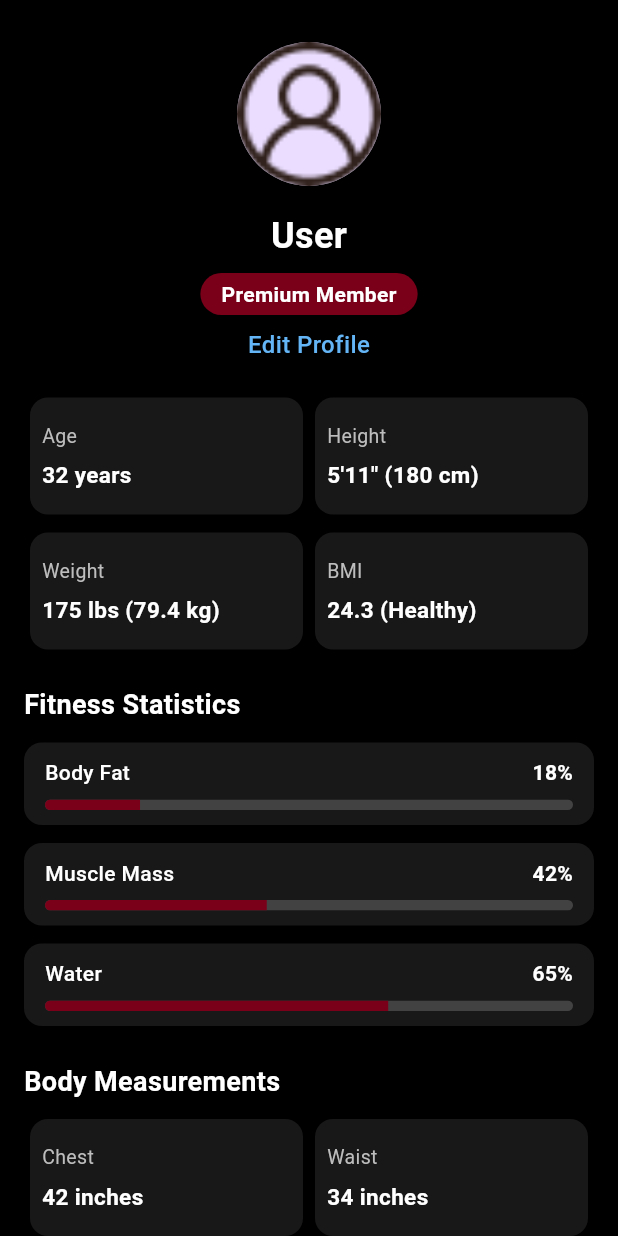
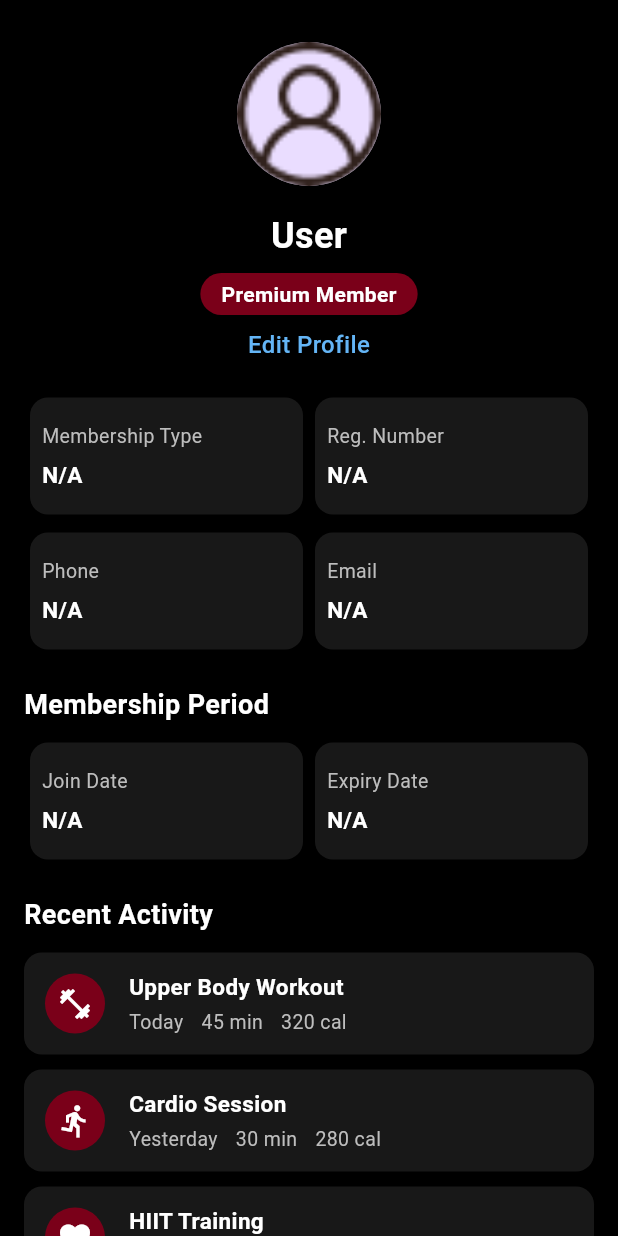
Before and after one commit to rishithamenush/xzo, a Flutter app: the ProfileScreen screen opened directly, on a phone screen of 412 x 824 dp. Run offline on Flutter 3.47's test engine with Material 3 defaults, Android fonts, the phone set to English and light mode, and no system bars; our stand-ins replace auto_size_text, cloud_firestore, file_picker, firebase_auth, firebase_core, firebase_storage and 6 more; missing offline and left inert: crypt, flutter_pdfview, geocode; accounts and stored records are empty.

Commit message:
update all correctly

```diff
--- a/lib/view/screens/profile_screens/profile.dart
+++ b/lib/view/screens/profile_screens/profile.dart
@@ -1,6 +1,7 @@
 import 'package:flutter/material.dart';
 import 'package:turathi/core/data_layer.dart';
 import 'package:turathi/view/view_layer.dart';
+import 'package:intl/intl.dart';
 
 
 //page that provide actions on his profile and actions in the app
@@ -53,7 +54,13 @@ class _ProfileScreen extends State<ProfileScreen> {
               ),
               SizedBox(height: 8),
               GestureDetector(
-                onTap: () {},
+                onTap: () async {
+                  final result = await Navigator.push(
+                    context,
+                    MaterialPageRoute(builder: (_) => const ChangeInfo()),
+                  );
+                  if (result == true) setState(() {}); // Refresh after edit
+                },
                 child: Text(
                   'Edit Profile',
                   style: TextStyle(color: Colors.blue[300], fontSize: 16, fontWeight: FontWeight.w500),
@@ -64,50 +71,30 @@ class _ProfileScreen extends State<ProfileScreen> {
               Row(
                 mainAxisAlignment: MainAxisAlignment.spaceBetween,
                 children: [
-                  _infoCard('Age', '32 years'),
-                  _infoCard('Height', "5'11\" (180 cm)"),
+                  _infoCard('Membership Type', sharedUser.membershipType ?? 'N/A'),
+                  _infoCard('Reg. Number', sharedUser.registrationNumber ?? 'N/A'),
                 ],
               ),
               SizedBox(height: 12),
               Row(
                 mainAxisAlignment: MainAxisAlignment.spaceBetween,
                 children: [
-                  _infoCard('Weight', '175 lbs (79.4 kg)'),
-                  _infoCard('BMI', '24.3 (Healthy)'),
+                  _infoCard('Phone', sharedUser.phone ?? 'N/A'),
+                  _infoCard('Email', sharedUser.email ?? 'N/A'),
                 ],
               ),
               SizedBox(height: 24),
-              // Fitness Statistics
+              // Membership Period
               Align(
                 alignment: Alignment.centerLeft,
-                child: Text('Fitness Statistics', style: TextStyle(color: Colors.white, fontWeight: FontWeight.bold, fontSize: 18)),
-              ),
-              SizedBox(height: 12),
-              _statBar('Body Fat', 0.18, '18%'),
-              SizedBox(height: 12),
-              _statBar('Muscle Mass', 0.42, '42%'),
-              SizedBox(height: 12),
-              _statBar('Water', 0.65, '65%'),
-              SizedBox(height: 24),
-              // Body Measurements
-              Align(
-                alignment: Alignment.centerLeft,
-                child: Text('Body Measurements', style: TextStyle(color: Colors.white, fontWeight: FontWeight.bold, fontSize: 18)),
+                child: Text('Membership Period', style: TextStyle(color: Colors.white, fontWeight: FontWeight.bold, fontSize: 18)),
               ),
               SizedBox(height: 12),
               Row(
                 mainAxisAlignment: MainAxisAlignment.spaceBetween,
                 children: [
-                  _infoCard('Chest', '42 inches'),
-                  _infoCard('Waist', '34 inches'),
-                ],
-              ),
-              SizedBox(height: 12),
-              Row(
-                mainAxisAlignment: MainAxisAlignment.spaceBetween,
-                children: [
-                  _infoCard('Arms', '15 inches'),
-                  _infoCard('Legs', '22 inches'),
+                  _infoCard('Join Date', sharedUser.joinDate != null ? DateFormat('yyyy-MM-dd').format(sharedUser.joinDate!) : 'N/A'),
+                  _infoCard('Expiry Date', sharedUser.expiryDate != null ? DateFormat('yyyy-MM-dd').format(sharedUser.expiryDate!) : 'N/A'),
                 ],
               ),
               SizedBox(height: 24),
```
Also changed, not shown: lib/view/screens/profile_screens/screens/change_info.dart (+81 -93 lines).
